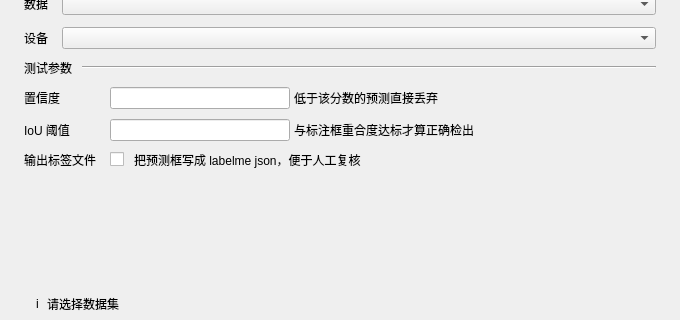
pythondever/easy_trainer, file ui/test_dialog.ui: the form before one commit; both pictures show x 0 to 680 and y 158 to 478 of the 680 by 560 pixel window.
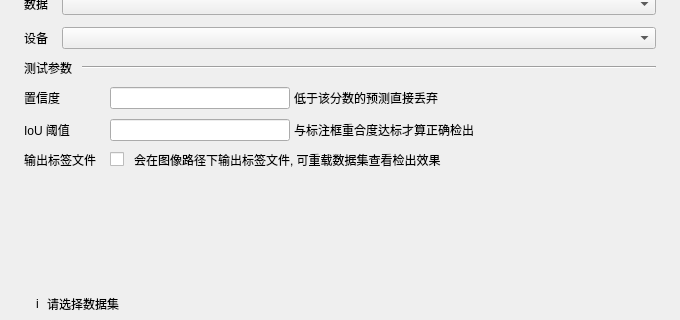
The form after the commit.

The edit to the form file:
```diff
--- a/ui/test_dialog.ui
+++ b/ui/test_dialog.ui
@@ -406,7 +406,7 @@
         <item>
          <widget class="QLabel" name="out_note">
           <property name="sizePolicy"><sizepolicy hsizetype="Expanding" vsizetype="Preferred"><horstretch>0</horstretch><verstretch>0</verstretch></sizepolicy></property><property name="text">
-           <string>把预测框写成 labelme json，便于人工复核</string>
+           <string>会在图像路径下输出标签文件, 可重载数据集查看检出效果</string>
           </property>
           <property name="class" stdset="0">
            <string notr="true">fieldNote</string>
```
